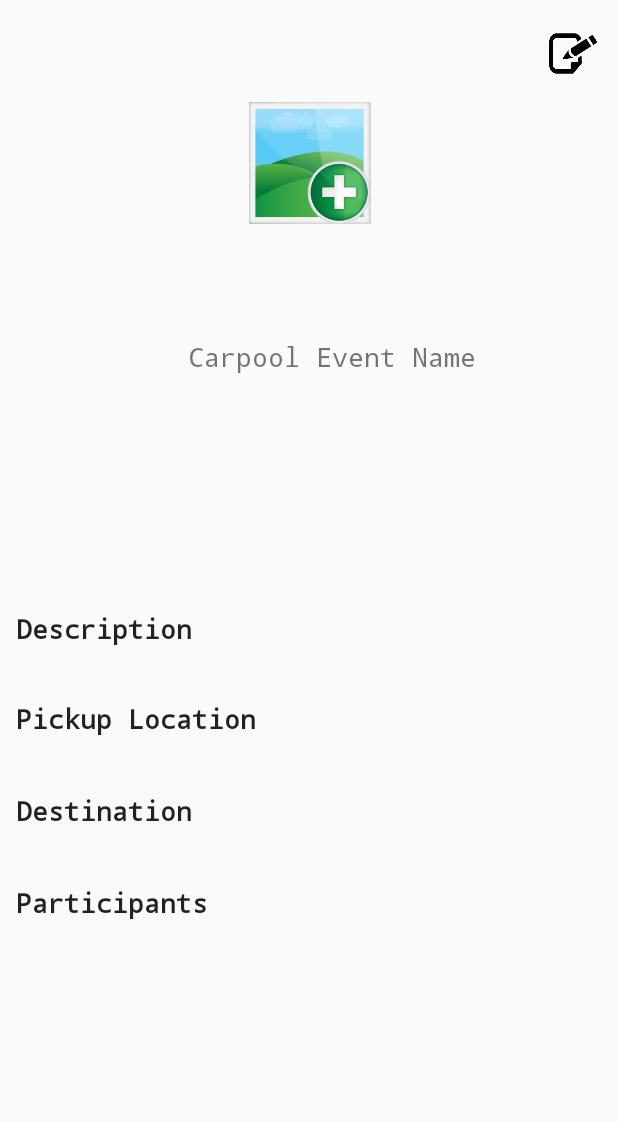
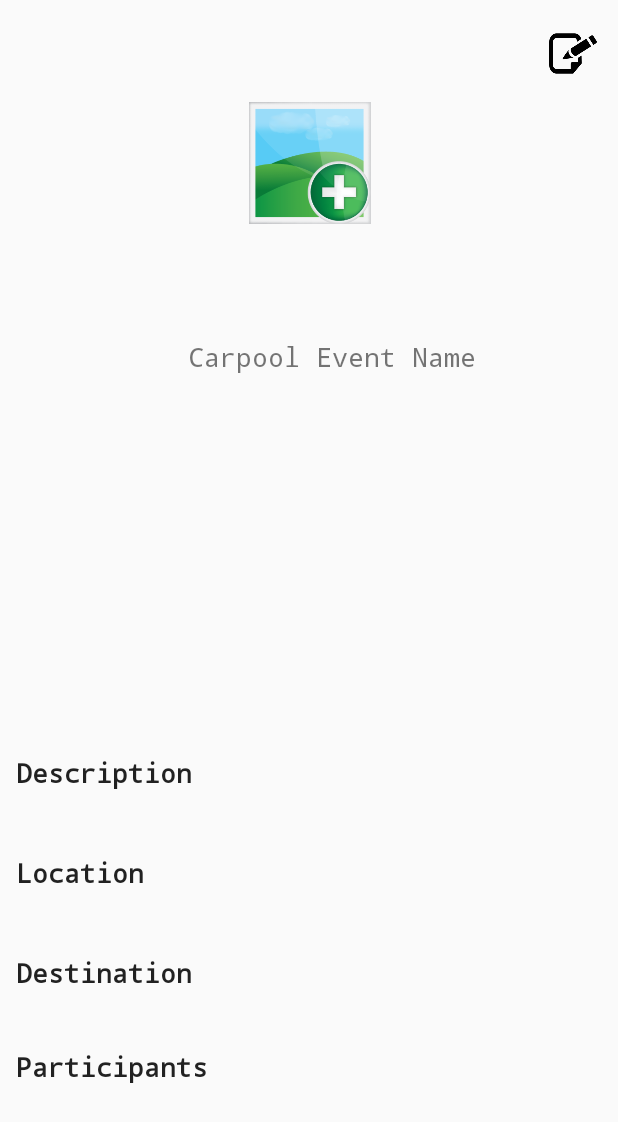
Before and after one commit to xxflo/SAPhackathon, an Android app: the CarPoolEvent screen opened directly, with no data from a screen before it, on a phone screen of 412 x 824 dp. Shown: the top 1122 px of the screen. Run offline under Robolectric (Android 15) with nearby library versions, the phone set to English and light mode, and no system bars.

Commit message:
merge event creation

```diff
--- a/app/src/main/res/layout/activity_car_pool_event.xml
+++ b/app/src/main/res/layout/activity_car_pool_event.xml
@@ -23,7 +23,7 @@
         tools:srcCompat="@tools:sample/backgrounds/scenic[8]" />
 
     <TextView
-        android:id="@+id/textView4"
+        android:id="@+id/eventName"
         android:layout_width="wrap_content"
         android:layout_height="wrap_content"
         android:fontFamily="monospace"
@@ -51,16 +51,16 @@
         app:srcCompat="@drawable/edit_btn" />
 
     <ScrollView
-        android:id="@+id/socialEvent"
-        android:layout_width="match_parent"
-        android:layout_height="wrap_content"
+        android:id="@+id/carPoolEvent"
+        android:layout_width="321dp"
+        android:layout_height="316dp"
         android:visibility="visible"
         app:layout_constraintBottom_toBottomOf="parent"
-        app:layout_constraintHorizontal_bias="1.0"
+        app:layout_constraintHorizontal_bias="0.0"
         app:layout_constraintLeft_toLeftOf="parent"
         app:layout_constraintRight_toRightOf="parent"
         app:layout_constraintTop_toTopOf="parent"
-        app:layout_constraintVertical_bias="0.709">
+        app:layout_constraintVertical_bias="0.989">
 
         <LinearLayout
             android:layout_width="match_parent"
@@ -69,9 +69,9 @@
             android:visibility="visible">
 
             <TextView
-                android:id="@+id/eventDescription"
+                android:id="@+id/DescriptionTitle"
                 android:layout_width="match_parent"
-                android:layout_height="60dp"
+                android:layout_height="wrap_content"
                 android:fontFamily="monospace"
                 android:text=" Description"
                 android:textAppearance="@style/TextAppearance.AppCompat.Body1"
@@ -85,11 +85,57 @@
                 app:layout_constraintVertical_bias="0.261" />
 
             <TextView
+                android:id="@+id/Description"
+                android:layout_width="match_parent"
+                android:layout_height="42dp"
+                android:fontFamily="monospace"
+                android:text=" "
+                android:textAppearance="@style/TextAppearance.AppCompat.Body1"
+                android:textSize="18sp"
+                app:layout_constraintBottom_toBottomOf="parent"
+                app:layout_constraintHorizontal_bias="0.17"
+                app:layout_constraintLeft_toLeftOf="parent"
+                app:layout_constraintRight_toRightOf="parent"
+                app:layout_constraintTop_toTopOf="parent"
+                app:layout_constraintVertical_bias="0.261" />
+
+            <TextView
+                android:id="@+id/LocationTitle"
+                android:layout_width="match_parent"
+                android:layout_height="wrap_content"
+                android:fontFamily="monospace"
+                android:text=" Location"
+                android:textAppearance="@style/TextAppearance.AppCompat.Body1"
+                android:textSize="18sp"
+                android:textStyle="bold"
+                app:layout_constraintBottom_toBottomOf="parent"
+                app:layout_constraintHorizontal_bias="0.149"
+                app:layout_constraintLeft_toLeftOf="parent"
+                app:layout_constraintRight_toRightOf="parent"
+                app:layout_constraintTop_toTopOf="parent"
+                app:layout_constraintVertical_bias="0.397" />
+
+            <TextView
                 android:id="@+id/Location"
                 android:layout_width="match_parent"
-                android:layout_height="61dp"
+                android:layout_height="42dp"
                 android:fontFamily="monospace"
-                android:text=" Pickup Location"
+                android:text=""
+                android:textAppearance="@style/TextAppearance.AppCompat.Body1"
+                android:textSize="18sp"
+                app:layout_constraintBottom_toBottomOf="parent"
+                app:layout_constraintHorizontal_bias="0.149"
+                app:layout_constraintLeft_toLeftOf="parent"
+                app:layout_constraintRight_toRightOf="parent"
+                app:layout_constraintTop_toTopOf="parent"
+                app:layout_constraintVertical_bias="0.397" />
+
+            <TextView
+                android:id="@+id/DestinationTitle"
+                android:layout_width="match_parent"
+                android:layout_height="wrap_content"
+                android:fontFamily="monospace"
+                android:text=" Destination"
                 android:textAppearance="@style/TextAppearance.AppCompat.Body1"
                 android:textSize="18sp"
                 android:textStyle="bold"
@@ -103,12 +149,11 @@
             <TextView
                 android:id="@+id/Destination"
                 android:layout_width="match_parent"
-                android:layout_height="61dp"
+                android:layout_height="38dp"
                 android:fontFamily="monospace"
-                android:text=" Destination"
+                android:text=""
                 android:textAppearance="@style/TextAppearance.AppCompat.Body1"
                 android:textSize="18sp"
-                android:textStyle="bold"
                 app:layout_constraintBottom_toBottomOf="parent"
                 app:layout_constraintHorizontal_bias="0.149"
                 app:layout_constraintLeft_toLeftOf="parent"
@@ -119,7 +164,7 @@
             <TextView
                 android:id="@+id/Participants"
                 android:layout_width="match_parent"
-                android:layout_height="68dp"
+                android:layout_height="41dp"
                 android:fontFamily="monospace"
                 android:text=" Participants"
                 android:textAppearance="@style/TextAppearance.AppCompat.Body1"
--- a/app/src/main/res/layout/activity_create_social_events.xml
+++ b/app/src/main/res/layout/activity_create_social_events.xml
@@ -190,7 +190,7 @@
                 android:textSize="20sp" />
 
             <TimePicker
-                android:id="@+id/time"
+                android:id="@+id/timePicker"
                 android:layout_width="match_parent"
                 android:layout_height="wrap_content"
                 android:layout_gravity="center"
```
Also changed, not shown: app/src/main/java/com/example/kessr/saphackathon/CreateSocialEvents.java (+7 -0 lines), app/src/main/java/com/example/kessr/saphackathon/SocialEvent.java (+10 -4 lines), app/src/main/res/layout/activity_social_event.xml (+59 -15 lines).
